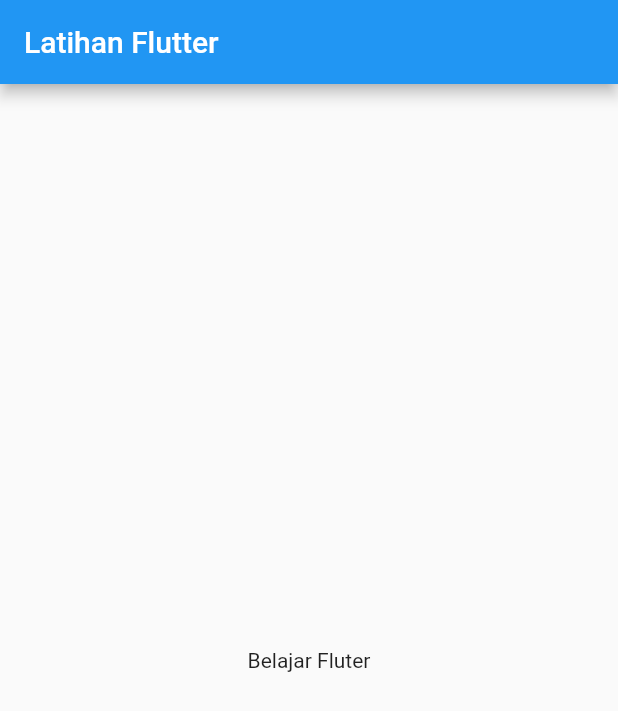
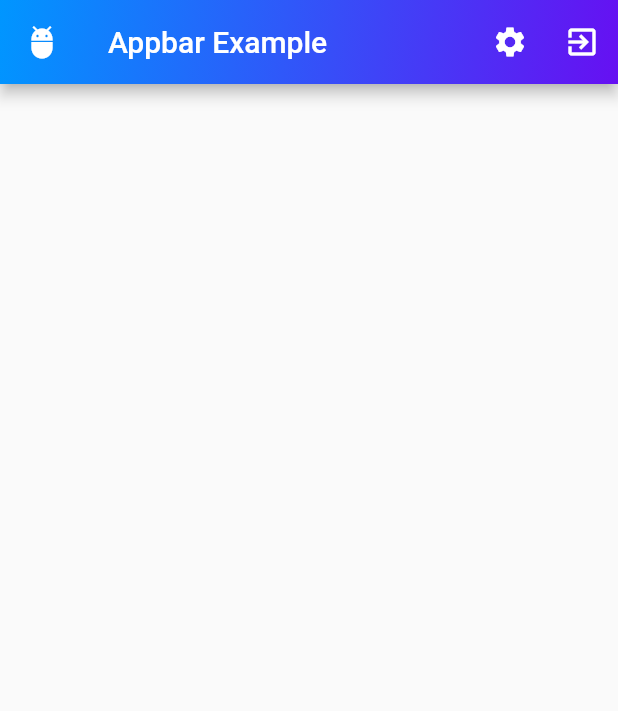
Before and after one commit to Balajar-DM/Flutter-Learn, a Flutter app: the screen it shows after launch, on a phone screen of 412 x 824 dp. Shown: the top 711 px of the screen. Run offline on Flutter 3.47's test engine with Material 2 defaults, Android fonts, the phone set to English and light mode, and no system bars.

Commit message:
Latihan custom AppBar

```diff
--- a/lib/main.dart
+++ b/lib/main.dart
@@ -8,9 +8,40 @@ class MyApp extends StatelessWidget {
     return MaterialApp(
       home: Scaffold(
         appBar: AppBar(
-          title: Text("Latihan Flutter"),
+          leading: Icon(
+            Icons.adb,
+            color: Colors.white,
+          ),
+          title: Text(
+            "Appbar Example",
+            style: TextStyle(color: Colors.white),
+          ),
+          actions: <Widget>[
+            IconButton(
+              icon: Icon(Icons.settings),
+              onPressed: () {},
+            ),
+            IconButton(
+              icon: Icon(Icons.exit_to_app),
+              onPressed: () {},
+            ),
+          ],
+          flexibleSpace: Container(
+            decoration: BoxDecoration(
+              gradient: LinearGradient(
+                colors: [Color(0xff0096ff), Color(0xff6610f2)],
+                begin: FractionalOffset.topLeft,
+                end: FractionalOffset.bottomRight,
+              ),
+
+              //Decoration Image sengaja kita kase ilang
+              /*image: DecorationImage(
+                  image: AssetImage("assets/corak.png"),
+                  fit: BoxFit.none,
+                  repeat: ImageRepeat.noRepeat),*/
+            ),
+          ),
         ),
-        body: Center(child: Text("Belajar Fluter")),
       ),
     );
   }
--- a/pubspec.yaml
+++ b/pubspec.yaml
@@ -45,8 +45,8 @@ flutter:
   uses-material-design: true
 
   # To add assets to your application, add an assets section, like this:
-  # assets:
-  #   - images/a_dot_burr.jpeg
+  assets:
+    - assets/corak.png
   #   - images/a_dot_ham.jpeg
 
   # An image asset can refer to one or more resolution-specific "variants", see
```
Also changed, not shown: assets/corak.png (added).
